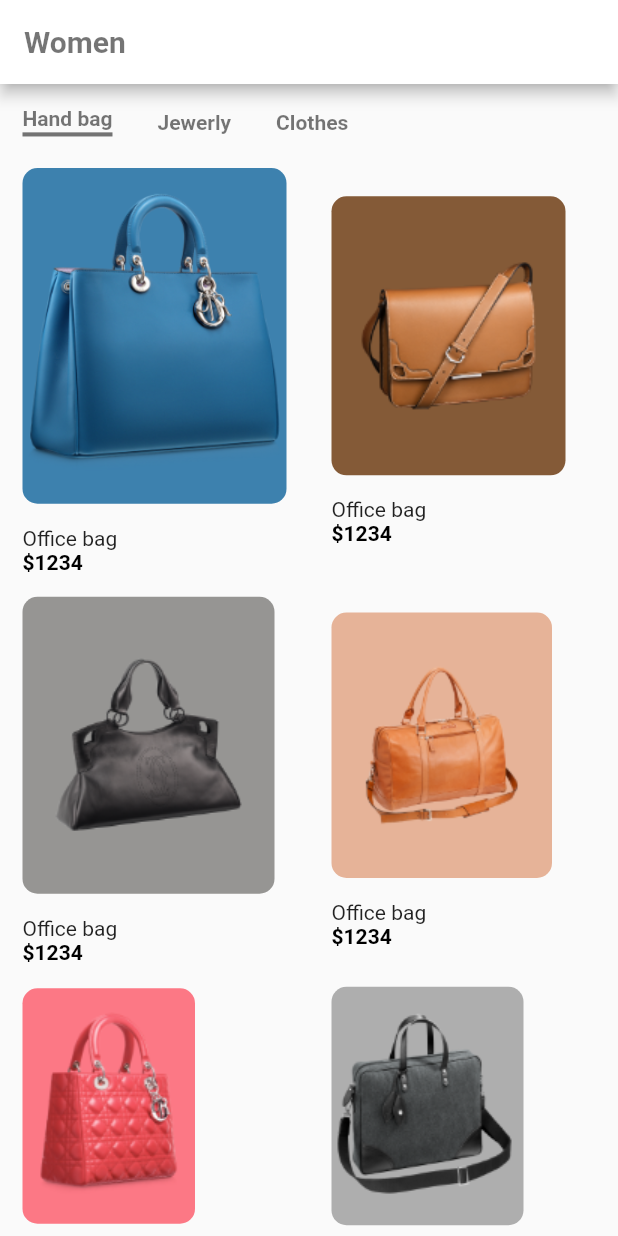
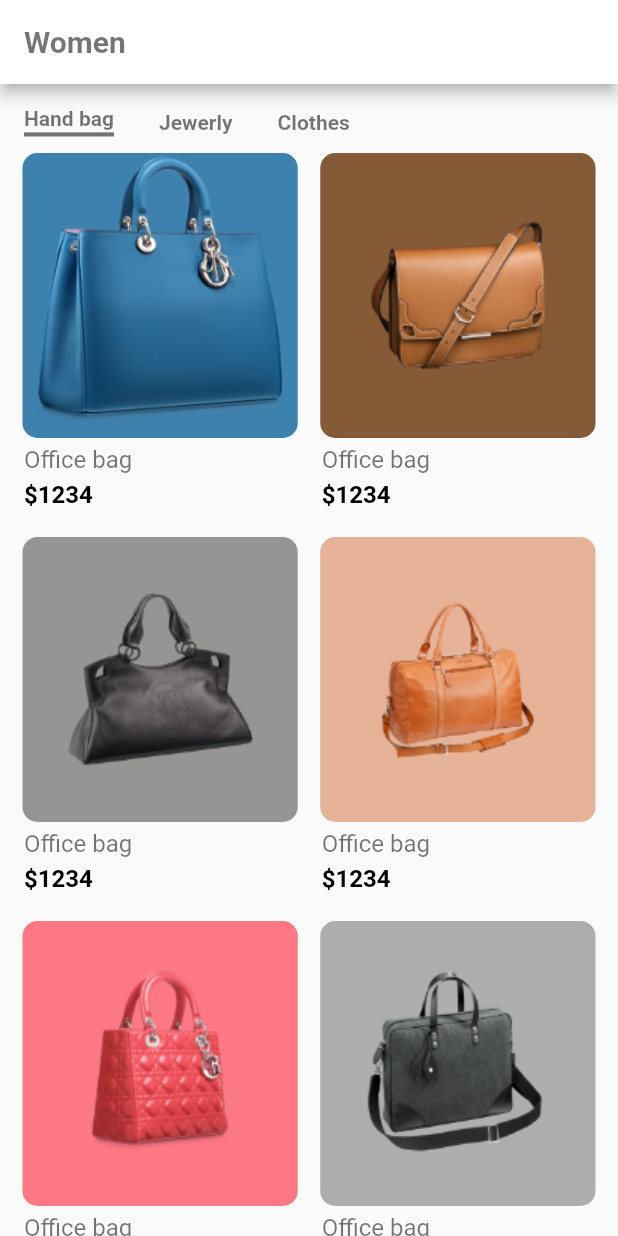
Before and after one commit to danaFlorescu/flutter-shop, a Flutter app: the screen it shows after launch, on a phone screen of 412 x 824 dp. Run offline on Flutter 3.47's test engine with Material 2 defaults, Android fonts, the phone set to English and light mode, and no system bars.

Commit message:
updated the ui

```diff
--- a/lib/components/reusable_card.dart
+++ b/lib/components/reusable_card.dart
@@ -1,4 +1,5 @@
 import 'package:flutter/material.dart';
+import 'package:flutter_shop/constants.dart';
 
 class ReusableCard extends StatelessWidget {
   ReusableCard({required this.imagePath, required this.color});
@@ -14,30 +15,46 @@ class ReusableCard extends StatelessWidget {
         crossAxisAlignment: CrossAxisAlignment.start,
         children: [
           Container(
-            margin: EdgeInsets.all(15.0),
-            padding: EdgeInsets.fromLTRB(0, 15, 0, 15),
+            height: 190.0,
+            width: double.infinity,
+            margin: EdgeInsets.fromLTRB(15, 5, 0, 5),
             decoration: BoxDecoration(
               color: color,
               borderRadius: BorderRadius.circular(10.0),
             ),
             child: Image.asset(imagePath),
           ),
-          Container(
-            margin: EdgeInsets.fromLTRB(15, 0, 0, 0),
-            child: Text(
-              'Office bag',
-            ),
+          TextBelowCard(
+            textText: 'Office bag',
+            textStyle: textTitleProduct,
           ),
-          Container(
-            margin: EdgeInsets.fromLTRB(15, 0, 0, 0),
-            child: Text(
-              '\$1234',
-              style:
-                  TextStyle(fontWeight: FontWeight.bold, color: Colors.black),
-            ),
+          TextBelowCard(
+            textText: '\$1234',
+            textStyle: textPriceStyle,
+          ),
+          SizedBox(
+            height: 10.0,
           ),
         ],
       ),
     );
   }
 }
+
+class TextBelowCard extends StatelessWidget {
+  TextBelowCard({required this.textText, required this.textStyle});
+
+  final String textText;
+  final TextStyle textStyle;
+
+  @override
+  Widget build(BuildContext context) {
+    return Container(
+      margin: EdgeInsets.fromLTRB(16, 0, 0, 4),
+      child: Text(
+        textText,
+        style: textStyle,
+      ),
+    );
+  }
+}
--- a/lib/constants.dart
+++ b/lib/constants.dart
@@ -14,3 +14,11 @@ const textGreyStyleSelected = TextStyle(
   decorationStyle: TextDecorationStyle.solid,
   fontWeight: FontWeight.bold,
 );
+
+const textTitleProduct = TextStyle(fontSize: 16.0, color: Colors.black54);
+
+const textPriceStyle = TextStyle(
+  fontWeight: FontWeight.bold,
+  color: Colors.black,
+  fontSize: 16.0,
+);
--- a/lib/screens/home_page.dart
+++ b/lib/screens/home_page.dart
@@ -24,7 +24,7 @@ class HomePage extends StatelessWidget {
                 //mainAxisAlignment: MainAxisAlignment.spaceEvenly,
                 children: [
                   Padding(
-                    padding: const EdgeInsets.fromLTRB(15, 20, 15, 5),
+                    padding: const EdgeInsets.fromLTRB(16, 20, 15, 5),
                     child: Text(
                       'Hand bag',
                       style: textGreyStyleSelected,
@@ -47,6 +47,7 @@ class HomePage extends StatelessWidget {
                 ],
               ),
               Row(
+                mainAxisAlignment: MainAxisAlignment.center,
                 children: [
                   Expanded(
                     child: ReusableCard(
@@ -60,6 +61,7 @@ class HomePage extends StatelessWidget {
                       color: Color(0xff845A37),
                     ),
                   ),
+                  SizedBox(width: 15.0),
                 ],
               ),
               Row(
@@ -76,6 +78,7 @@ class HomePage extends StatelessWidget {
                       color: Color(0xffE6B398),
                     ),
                   ),
+                  SizedBox(width: 15.0),
                 ],
               ),
               Row(
@@ -92,6 +95,7 @@ class HomePage extends StatelessWidget {
                       color: Color(0xffAEAEAE),
                     ),
                   ),
+                  SizedBox(width: 15.0),
                 ],
               ),
             ],
```
